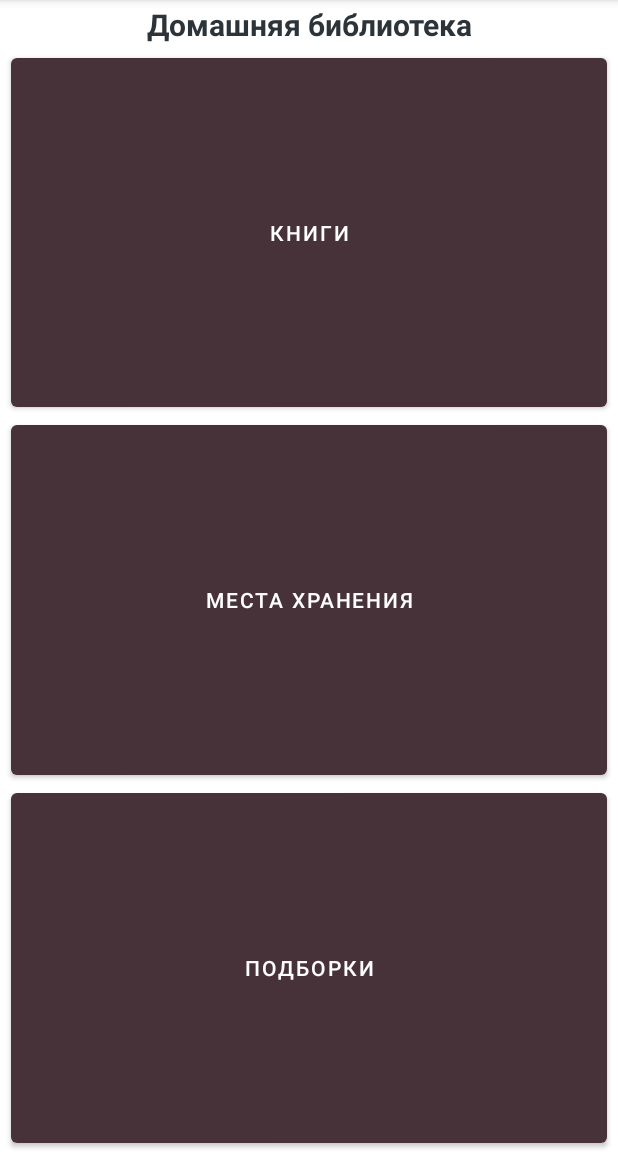
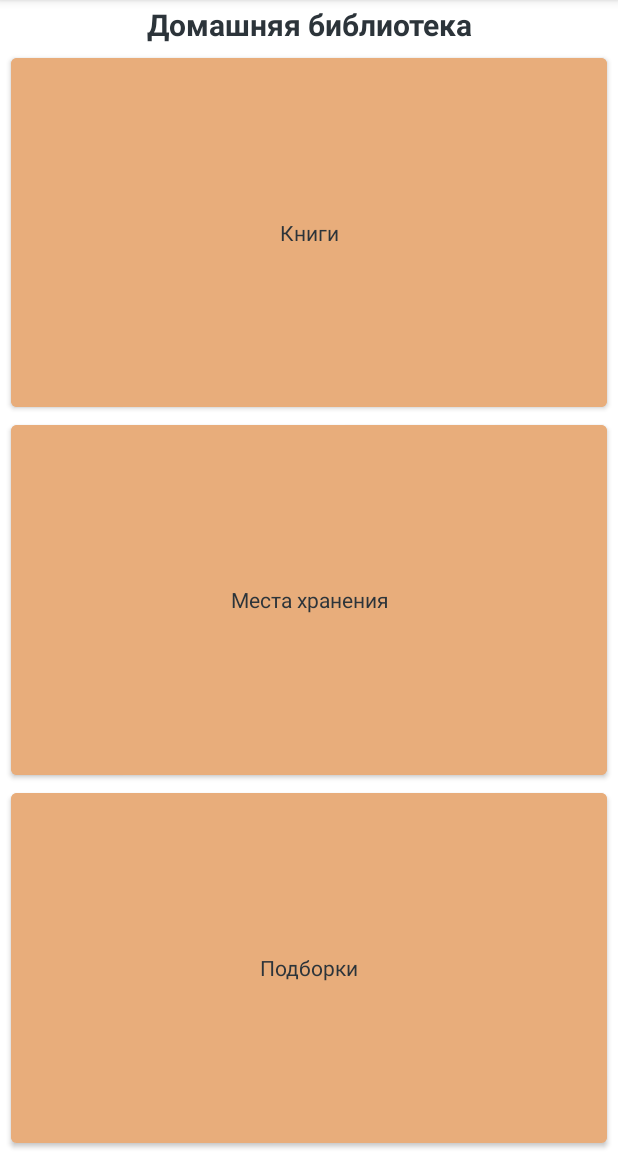
Before and after one commit to ilookhandsometoday/library, an Android app: the screen it shows after launch (MainActivity), on a phone screen of 412 x 824 dp, the part 84-1236 px from its top. Run offline under Robolectric (Android 15) with nearby library versions, the phone set to English and light mode, and no system bars.

Commit message:
Apply style to buttons

```diff
--- a/app/src/main/res/layout/activity_main.xml
+++ b/app/src/main/res/layout/activity_main.xml
@@ -23,7 +23,8 @@
         android:layout_weight="33"
         android:text="@string/main_menu_books_button"
         android:layout_marginLeft="7dp"
-        android:layout_marginRight="7dp"/>
+        android:layout_marginRight="7dp"
+        style="@style/Theme.Library.Button"/>
 
     <Button
         android:id="@+id/storage_button"
@@ -32,7 +33,8 @@
         android:layout_weight="33"
         android:text="@string/main_menu_storage_button"
         android:layout_marginLeft="7dp"
-        android:layout_marginRight="7dp"/>
+        android:layout_marginRight="7dp"
+        style="@style/Theme.Library.Button"/>
 
     <Button
         android:id="@+id/compilation_button"
@@ -41,5 +43,6 @@
         android:layout_weight="33"
         android:text="@string/main_menu_compilation_button"
         android:layout_marginLeft="7dp"
-        android:layout_marginRight="7dp"/>
+        android:layout_marginRight="7dp"
+        style="@style/Theme.Library.Button"/>
 </LinearLayout>
```
